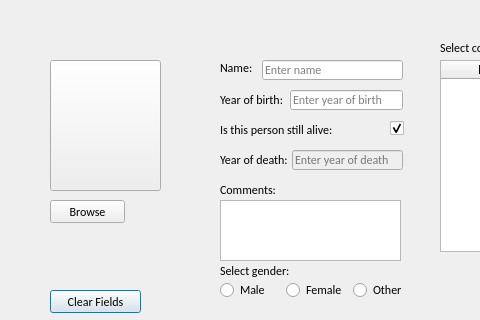
Old version of the form Hopur21Verkefni/MyComputerScienceList/ui/addcomputerscientist.ui in the repository Hopur21/Hopur21; both pictures show x 0 to 480 and y 0 to 320 of the 800 by 320 pixel window.
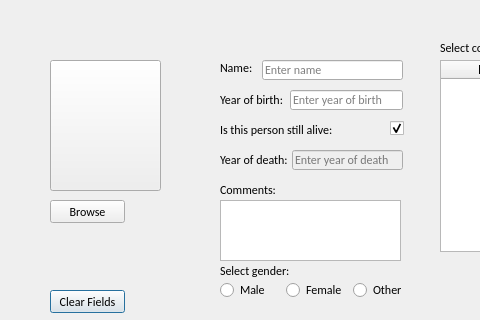
New version of the form. Icons and pictures are not drawn.

Commit message: changes made to save and clear buttons

Diff of the .ui file:
```diff
--- a/Hopur21Verkefni/MyComputerScienceList/ui/addcomputerscientist.ui
+++ b/Hopur21Verkefni/MyComputerScienceList/ui/addcomputerscientist.ui
@@ -43,7 +43,7 @@
      <rect>
       <x>50</x>
       <y>290</y>
-      <width>91</width>
+      <width>75</width>
       <height>23</height>
      </rect>
     </property>
```
The commit also changes 1 other file.
